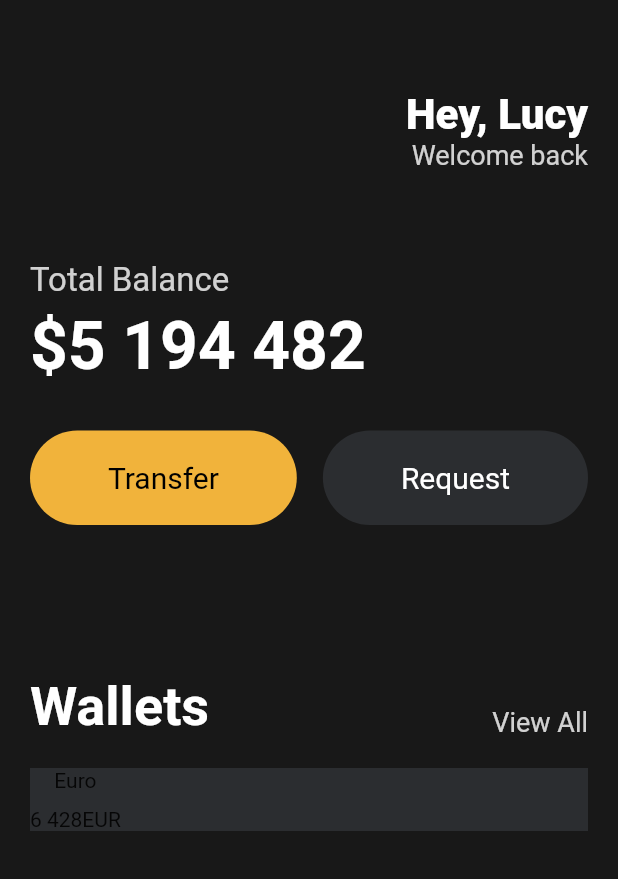
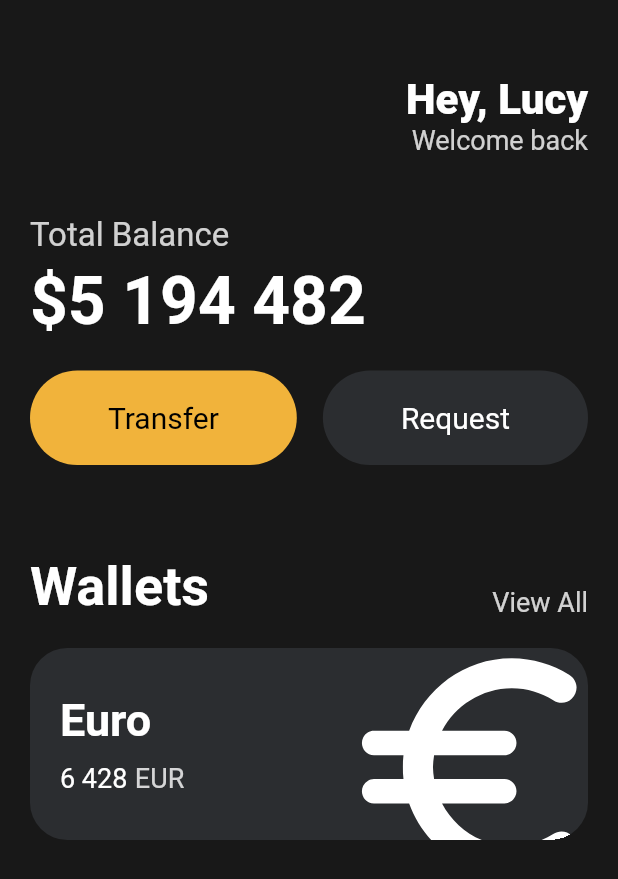
Before and after one commit to bingba2022/flutter_course, a Flutter app: the screen it shows after launch, on a phone screen of 412 x 824 dp. Shown: the top 879 px of the screen. Run offline on Flutter 3.47's test engine with Material 2 defaults, Android fonts, the phone set to English and light mode, and no system bars.

Commit message:
Added Euro Card

```diff
--- a/lib/main.dart
+++ b/lib/main.dart
@@ -21,7 +21,7 @@ class App extends StatelessWidget {
             children: [
               const SizedBox(
                 // HeyLucy - Total Balance
-                height: 60,
+                height: 50,
               ),
               Row(
                 mainAxisAlignment: MainAxisAlignment.end,
@@ -50,7 +50,7 @@ class App extends StatelessWidget {
               ),
               const SizedBox(
                 // Total Balance - Transfer
-                height: 60,
+                height: 40,
               ),
               Text(
                 "Total Balance",
@@ -70,7 +70,7 @@ class App extends StatelessWidget {
                   color: Colors.white,
                 ),
               ),
-              const SizedBox(height: 30),
+              const SizedBox(height: 20),
               Row(
                 mainAxisAlignment: MainAxisAlignment.spaceBetween,
                 children: const [
@@ -87,7 +87,7 @@ class App extends StatelessWidget {
                 ],
               ),
               const SizedBox(
-                height: 100,
+                height: 60,
               ),
               Row(
                 crossAxisAlignment: CrossAxisAlignment.end,
@@ -114,24 +114,64 @@ class App extends StatelessWidget {
                 height: 20,
               ),
               Container(
-                decoration: const BoxDecoration(
-                  color: Color.fromARGB(255, 43, 45, 48),
+                clipBehavior: Clip.hardEdge,
+                decoration: BoxDecoration(
+                  color: const Color.fromARGB(255, 43, 45, 48),
+                  borderRadius: BorderRadius.circular(25),
                 ),
+                child: Padding(
+                  padding: const EdgeInsets.all(20),
                   child: Row(
+                    mainAxisAlignment: MainAxisAlignment.spaceBetween,
                     children: [
                       Column(
+                        crossAxisAlignment: CrossAxisAlignment.start,
                         children: [
-                        const Text('Euro'),
-                        const SizedBox(height: 10),
+                          const Text(
+                            'Euro',
+                            style: TextStyle(
+                              color: Colors.white,
+                              fontSize: 30,
+                              fontWeight: FontWeight.w600,
+                            ),
+                          ),
+                          const SizedBox(height: 11),
                           Row(
-                          children: const [
-                            Text('6 428'),
-                            Text('EUR'),
+                            children: [
+                              const Text(
+                                '6 428',
+                                style: TextStyle(
+                                  color: Colors.white,
+                                  fontSize: 18,
+                                ),
+                              ),
+                              const SizedBox(
+                                width: 5,
+                              ),
+                              Text(
+                                'EUR',
+                                style: TextStyle(
+                                  color: Colors.white.withOpacity(0.8),
+                                  fontSize: 18,
+                                ),
+                              ),
                             ],
                           ),
                         ],
                       ),
+                      Transform.scale(
+                        scale: 2.2,
+                        child: Transform.translate(
+                          offset: const Offset(-5, 7),
+                          child: const Icon(
+                            Icons.euro_rounded,
+                            color: Colors.white,
+                            size: 88,
+                          ),
+                        ),
+                      ),
                     ],
+                  ),
                 ),
               ),
             ],
```
Lines whose indentation alone changed are shown as unchanged.
